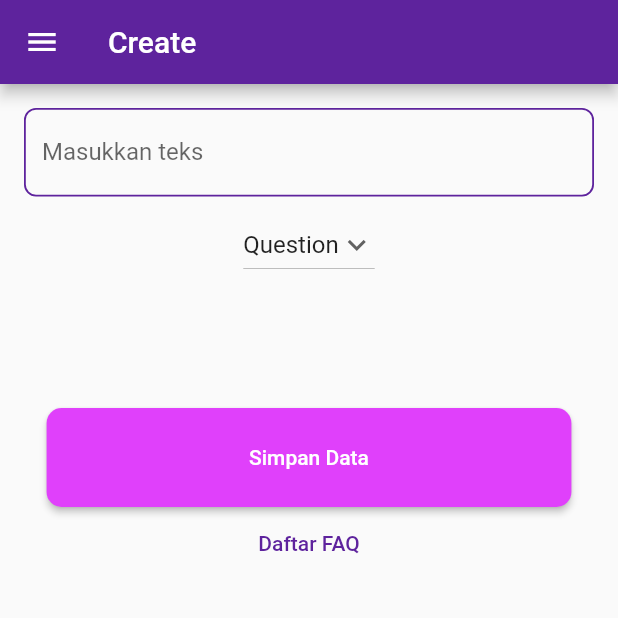
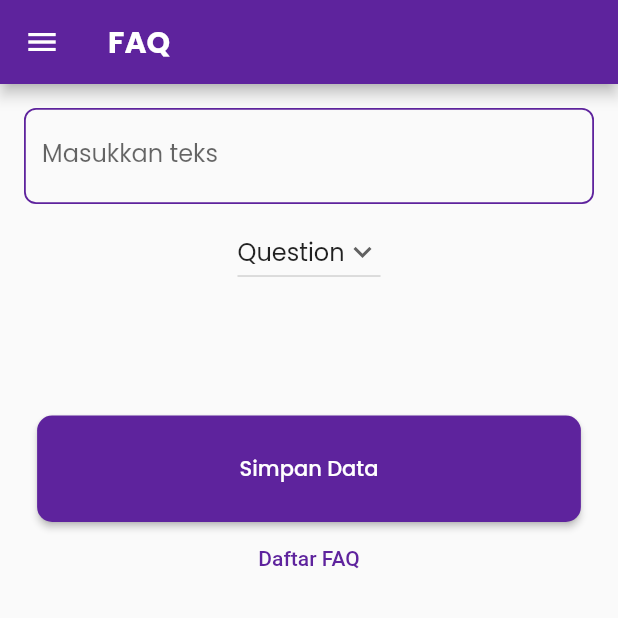
Before and after one commit to AdrianRamadhan27/mercatura_mobile, a Flutter app: the FaqFormPage screen opened by its route, on a phone screen of 412 x 824 dp, the top half of it. Run offline on Flutter 3.47's test engine with Material 2 defaults, Android fonts, the phone set to English and light mode, and no system bars; our stand-ins replace google_fonts; missing offline and left inert: pbp_django_auth.

Commit message:
Fix flutter analyze issues & FAQ fonts

```diff
--- a/lib/faq/pages/forms.dart
+++ b/lib/faq/pages/forms.dart
@@ -1,3 +1,4 @@
+import 'package:google_fonts/google_fonts.dart';
 import 'package:mercatura/custom_widgets/drawer_widget.dart';
 import 'package:mercatura/faq/models/faq.dart';
 import 'package:flutter/material.dart';
@@ -42,33 +43,30 @@ class _FaqFormPageState extends State<FaqFormPage> {
               borderRadius: BorderRadius.circular(10),
             ),
             elevation: 15,
-            child: Container(
             child: ListView(
               padding: const EdgeInsets.only(
                   top: 20, bottom: 20, right: 50, left: 50),
               shrinkWrap: true,
               children: <Widget>[
-                  Center(
-                      child: const Text(
+                const Center(
+                    child: Text(
                         'Berhasil disimpan')),
-                  SizedBox(height: 20),
+                const SizedBox(height: 20),
                 ElevatedButton(
-                    child: Text('Kembali'),
                   style: ElevatedButton.styleFrom(
-                        padding: EdgeInsets.symmetric(
+                      padding: const EdgeInsets.symmetric(
                           horizontal: 120.0,
                           vertical: 25.0),
                       shape: RoundedRectangleBorder(
                           borderRadius:
-                            BorderRadius.circular(10.0)),
-                        primary: Colors.blue),
+                          BorderRadius.circular(10.0))),
                   onPressed: () {
                     Navigator.pop(context);
                   },
+                  child: const Text('Kembali'),
                 ),
 
               ],
-              ),
             ),
           );
         },
@@ -88,9 +86,9 @@ class _FaqFormPageState extends State<FaqFormPage> {
 
     return Scaffold(
       appBar: AppBar(
-        title: const Text('Create'),
+        title: Text('FAQ', style: GoogleFonts.poppins(fontWeight: FontWeight.bold)),
       ),
-      drawer: DrawerWidget(),
+      drawer: const DrawerWidget(),
       body: Form(
         key: _formKey,
         child: Padding(
@@ -102,6 +100,7 @@ class _FaqFormPageState extends State<FaqFormPage> {
                 // Input Judul
                 padding: const EdgeInsets.all(8.0),
                 child: TextFormField(
+                  style: GoogleFonts.poppins(),
                   decoration: InputDecoration(
                     hintText: "Masukkan teks",
                     labelText: "Masukkan teks",
@@ -138,7 +137,7 @@ class _FaqFormPageState extends State<FaqFormPage> {
                 items: descriptionstatus.map((String items) {
                   return DropdownMenuItem(
                     value: items,
-                    child: Text(items),
+                    child: Text(items, style: GoogleFonts.poppins()),
                   );
                 }).toList(),
                 onChanged: (String? newValue) {
@@ -147,27 +146,28 @@ class _FaqFormPageState extends State<FaqFormPage> {
                   });
                 },
               ),
-              SizedBox(
+              const SizedBox(
                 height: 85,
               ),
               Column(
                 children: [
                   ElevatedButton(
-                    child: Text('Simpan Data'),
                     style: ElevatedButton.styleFrom(
-                        padding: EdgeInsets.symmetric(
+                        padding: const EdgeInsets.symmetric(
                             horizontal: 135.0, vertical: 25.0),
                         shape: RoundedRectangleBorder(
-                            borderRadius: BorderRadius.circular(10.0)),
-                        primary: Colors.purpleAccent),
+                            borderRadius: BorderRadius.circular(10.0))),
                     onPressed: () {
                       if (_formKey.currentState!.validate()) {
                         _onSubmitBtnPressed(request, scaffoldMessenger);
                       }
                     },
+                    child: Text('Simpan Data',
+                      style: GoogleFonts.poppins(),
+                    )
                   ),
                   TextButton(
-                    child: Text('Daftar FAQ'),
+                    child: const Text('Daftar FAQ'),
                     onPressed: () {
                       Navigator.pushNamed(context, "/faq-output");
                     },
```
Also changed, not shown: lib/faq/pages/output.dart (+7 -6 lines). Lines whose indentation alone changed are shown as unchanged.
